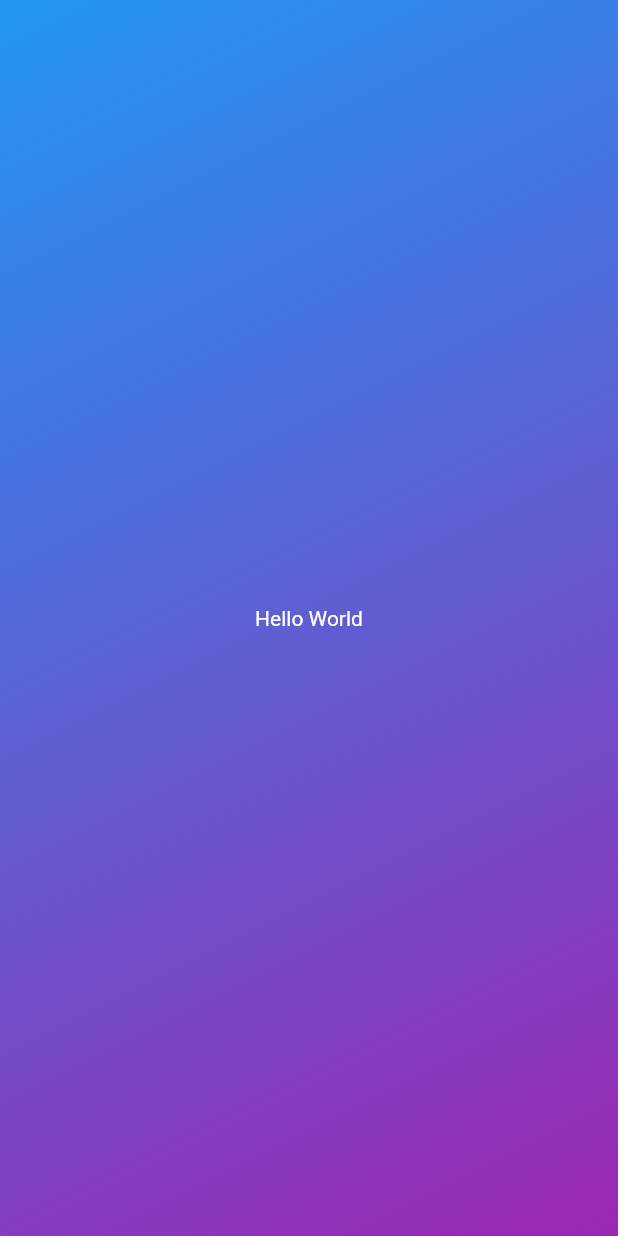
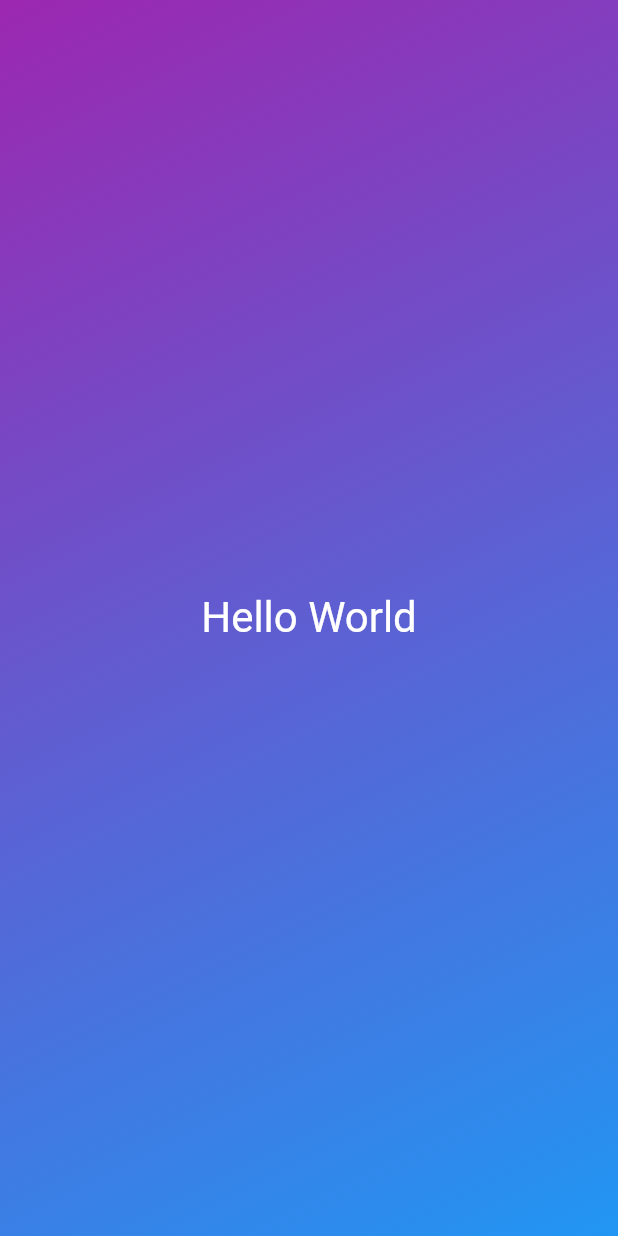
Before and after one commit to Fyandono/flutter-projects, a Flutter app: the screen it shows after launch, on a phone screen of 412 x 824 dp. Run offline on Flutter 3.47's test engine with Material 2 defaults, Android fonts, the phone set to English and light mode, and no system bars.

Commit message:
Modified styled_text and added gradient_container

```diff
--- a/lib/gradient_container.dart
+++ b/lib/gradient_container.dart
@@ -1,26 +1,27 @@
 import 'package:flutter/material.dart';
+import 'package:roll_dice/styled_text.dart';
 
 class GradientContainer extends StatelessWidget {
-  const GradientContainer({super.key});
-    // initialization work
+
+  final List<Color> colors;
+
+  const GradientContainer({
+    required this.colors,
+    super.key
+    });
 
   @override
   Widget build(context) {
     return Container(
-          decoration: const BoxDecoration(
+          decoration: BoxDecoration(
             gradient: LinearGradient(
-              colors: [Colors.blue, Colors.purple],
+              colors: colors,
               begin: Alignment.topLeft,
               end: Alignment.bottomRight,
             ),
           ),
           child: const Center(
-            child: Text(
-              'Hello World',
-              style: TextStyle(
-                color: Colors.white,
-              ),
-            ),
+            child: StyledText('Hello World')
           ),
         );
   }
--- a/lib/main.dart
+++ b/lib/main.dart
@@ -6,7 +6,9 @@ void main() {
     const MaterialApp(
       debugShowCheckedModeBanner: false,
       home: Scaffold(
-        body: GradientContainer(),
+        body: GradientContainer(
+          colors: [Colors.purple, Colors.blue]
+        ),
       ),
     ),
   );
--- /dev/null
+++ b/lib/styled_text.dart
@@ -0,0 +1,18 @@
+import 'package:flutter/material.dart';
+
+class StyledText extends StatelessWidget {
+  const StyledText(this.text, {super.key});
+
+  final String text;
+
+  @override
+  Widget build(BuildContext context) {
+    return Text(
+      text,
+      style: const TextStyle(
+        color: Colors.white,
+        fontSize: 28,
+      ),
+    );
+  }
+}
```
